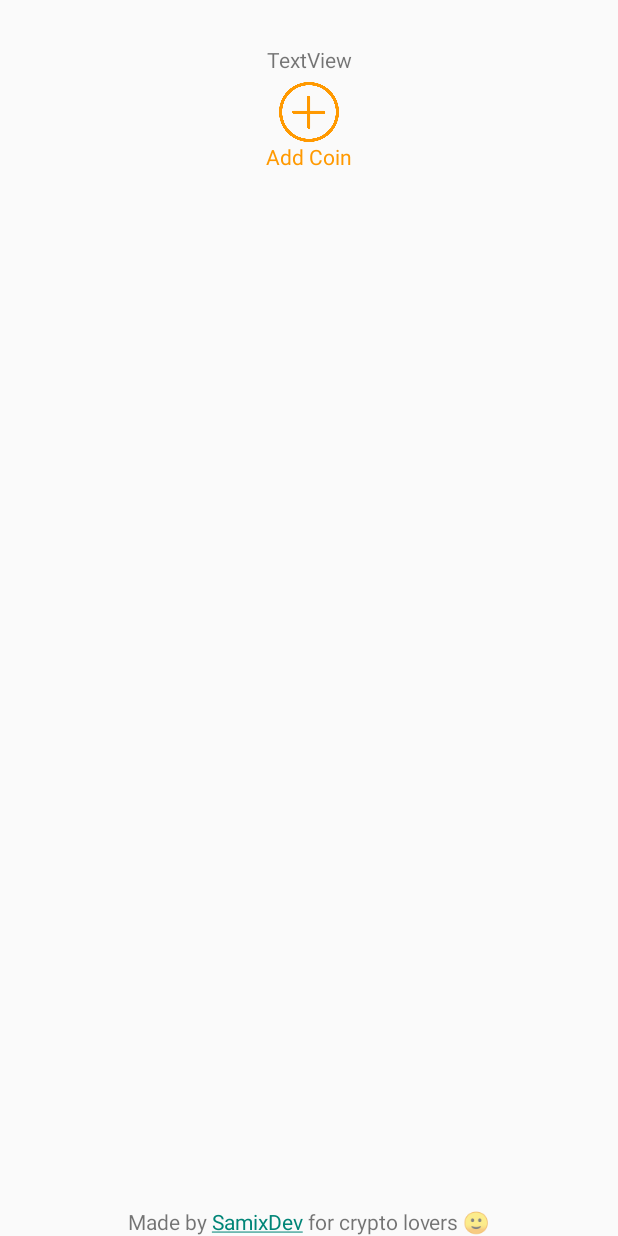
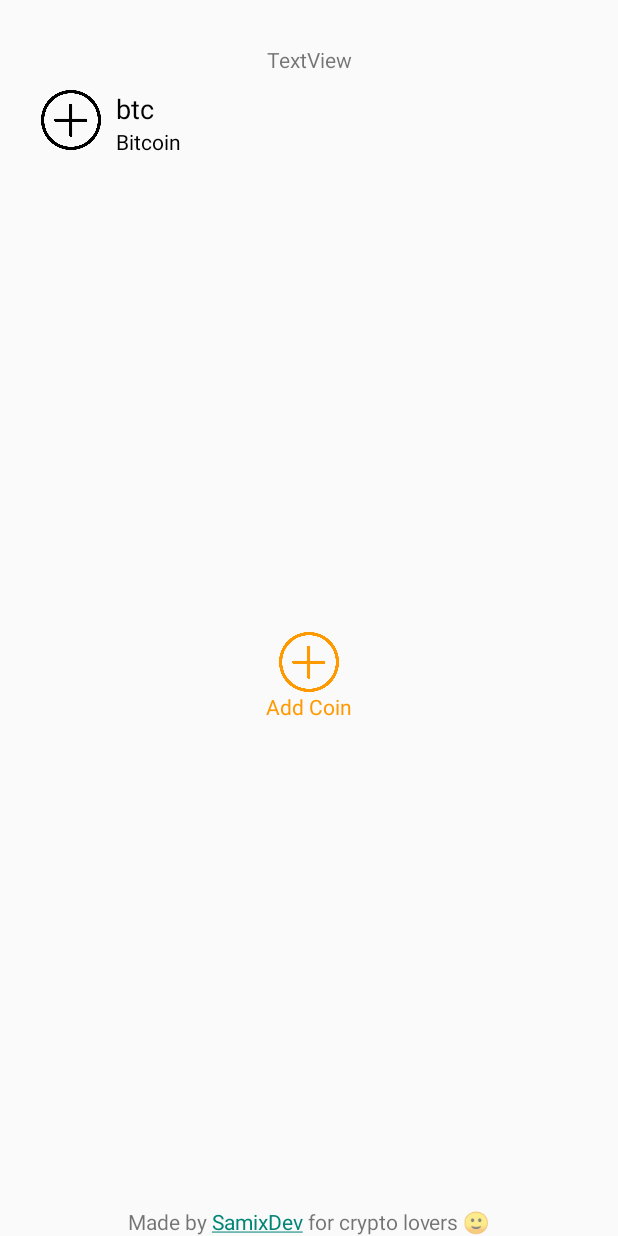
Before and after one commit to SamixDev/Android-Crypto-Price-Widget-V2, an Android app: the screen it shows after launch (MainActivity), on a phone screen of 412 x 824 dp. Run offline under Robolectric (Android 15) with nearby library versions, the phone set to English and light mode, and no system bars.

```diff
--- a/app/src/main/java/com/godsamix/cryptopricewidgetv2/Controllers/CoinsListAdapter.java
+++ b/app/src/main/java/com/godsamix/cryptopricewidgetv2/Controllers/CoinsListAdapter.java
@@ -30,6 +30,7 @@ import org.json.JSONObject;
 import java.util.List;
 
 import static android.content.Context.MODE_PRIVATE;
+import static com.godsamix.cryptopricewidgetv2.MainActivity.canAdd;
 import static com.godsamix.cryptopricewidgetv2.MainActivity.coinsJsonList;
 import static com.godsamix.cryptopricewidgetv2.MainActivity.jsonarray;
 import static com.godsamix.cryptopricewidgetv2.MainActivity.listID;
@@ -76,6 +77,7 @@ public class CoinsListAdapter extends RecyclerView.Adapter<CoinsListAdapter.View
                 jj = gson.fromJson(coinsJsonList, new TypeToken<List<JsonObject>>(){}.getType());
             }
 
+
             switch (String.valueOf(holder.addOrDel)){
                 case "false":
                     try {
@@ -92,12 +94,17 @@ public class CoinsListAdapter extends RecyclerView.Adapter<CoinsListAdapter.View
                     break;
                 case "true":
                 default:
+                    if (canAdd){
                         try {
                             JSONObject jsonObject = new JSONObject(objString);
                             jj.add(jsonObject);
                             updateSharedPrefs();
                         } catch (JSONException e) {
                             e.printStackTrace();
+                        }
+                    }else{
+                        Toast.makeText(context,"Max number of Coins reached",
+                                Toast.LENGTH_SHORT).show();
                     }
             }
         });
--- a/app/src/main/java/com/godsamix/cryptopricewidgetv2/MainActivity.java
+++ b/app/src/main/java/com/godsamix/cryptopricewidgetv2/MainActivity.java
@@ -50,6 +50,7 @@ public class MainActivity extends AppCompatActivity {
     public static String[] listSymbol;
     public static String[] listID;
     public static JSONArray jsonarray;
+    public static Boolean canAdd = true;
 
     @Override
     protected void onCreate(Bundle savedInstanceState) {
@@ -58,10 +59,18 @@ public class MainActivity extends AppCompatActivity {
 
         //shared prefs init
         sharedPreferences = this.getSharedPreferences("MySharedPref", MODE_PRIVATE);
+        coinsJsonList = sharedPreferences.getString("coins", "");
+        if (coinsJsonList.isEmpty()){
+            String btcprefs = "[{\"id\":\"bitcoin\",\"symbol\":\"btc\",\"name\":\"Bitcoin\"}]";
+            SharedPreferences.Editor myEdit = sharedPreferences.edit();
+            myEdit.putString("coins",btcprefs);
+            myEdit.apply();
+        }
         la = findViewById(R.id.linearlay);
         recyclerView = findViewById(R.id.recyclerview);
         footer = (TextView) findViewById(R.id.footer);
         recyclerView.setLayoutManager(new LinearLayoutManager(this));
+
 
         //footer
         footer.setText(
@@ -85,8 +94,7 @@ public class MainActivity extends AppCompatActivity {
             String btcprefs = "[{\"id\":\"bitcoin\",\"symbol\":\"btc\",\"name\":\"Bitcoin\"}]";
             SharedPreferences.Editor myEdit = sharedPreferences.edit();
             myEdit.putString("coins",btcprefs);
-            myEdit.commit();
-        }else{
+            myEdit.apply();
         }
         Log.e("shared pref coins" , coinsJsonList);
         try {
@@ -109,10 +117,10 @@ public class MainActivity extends AppCompatActivity {
         }
         adap = new SimpleRVAdapter(listID,listName,listSymbol);
         recyclerView.setAdapter(adap);
-        if(adap.getItemCount() <= 8){
-            la.setVisibility(View.VISIBLE);
+        if(adap.getItemCount() < 8){
+            canAdd = true;
         }else{
-            la.setVisibility(View.GONE);
+            canAdd = false;
         }
     }
 }
--- a/app/src/main/res/layout/activity_main.xml
+++ b/app/src/main/res/layout/activity_main.xml
@@ -22,10 +22,14 @@
         android:layout_height="0dp"
         android:layout_marginLeft="10dp"
         android:layout_marginRight="10dp"
-
+        android:scrollbars="vertical"
         app:layout_constraintEnd_toEndOf="parent"
         app:layout_constraintStart_toStartOf="parent"
-        app:layout_constraintTop_toBottomOf="@+id/textView" />
+        app:layout_constraintTop_toBottomOf="@+id/textView"
+        android:maxHeight="200dp"
+        app:layout_constrainedHeight="true"
+
+        />
 
     <TextView
         android:id="@+id/footer"
@@ -40,26 +44,29 @@
         android:id="@+id/linearlay"
         android:layout_width="wrap_content"
         android:layout_height="wrap_content"
+        android:layout_marginTop="5dp"
+        android:layout_marginBottom="30dp"
         android:orientation="vertical"
-        android:layout_marginTop="5dp"
+        app:layout_constraintBottom_toTopOf="@+id/footer"
         app:layout_constraintEnd_toEndOf="parent"
         app:layout_constraintStart_toStartOf="parent"
         app:layout_constraintTop_toBottomOf="@+id/recyclerview">
+
         <ImageView
             android:id="@+id/imageView"
             android:layout_width="40dp"
             android:layout_height="40dp"
+            android:layout_gravity="center"
             android:src="@drawable/additem"
-            android:layout_gravity="center"
-            app:tint="@color/orange"/>
+            app:tint="@color/orange" />
+
         <TextView
             android:id="@+id/textView3"
             android:layout_width="wrap_content"
             android:layout_height="wrap_content"
+            android:layout_gravity="center"
             android:text="Add Coin"
-            android:textColor="@color/orange"
-            android:layout_gravity="center"
-/>
+            android:textColor="@color/orange" />
 
 
     </LinearLayout>
```
Lines whose indentation alone changed are shown as unchanged.
